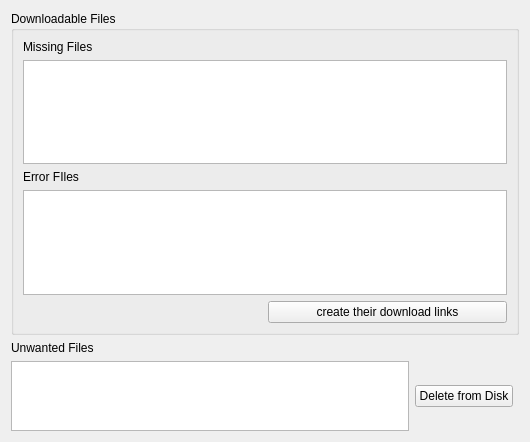
The window that src/report.ui (xiaoke0O/check-laads-order) describes before a commit, drawn with Qt 5.
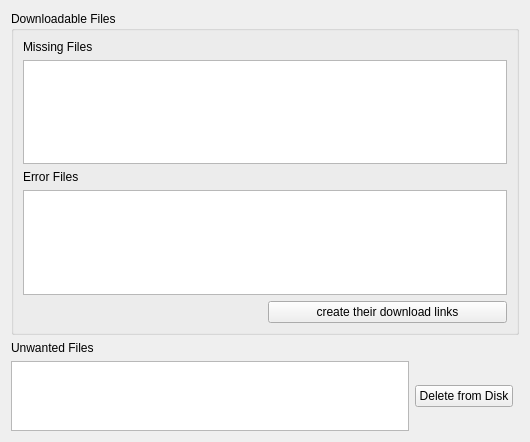
The same window after the commit.

The edit to the form file:
```diff
--- a/src/report.ui
+++ b/src/report.ui
@@ -47,7 +47,7 @@
       <item row="3" column="0">
        <widget class="QLabel" name="label_error">
         <property name="text">
-         <string>Error FIles</string>
+         <string>Error Files</string>
         </property>
        </widget>
       </item>
```
Left out of the diff: 4 changed lines with no effect on the pictures.
